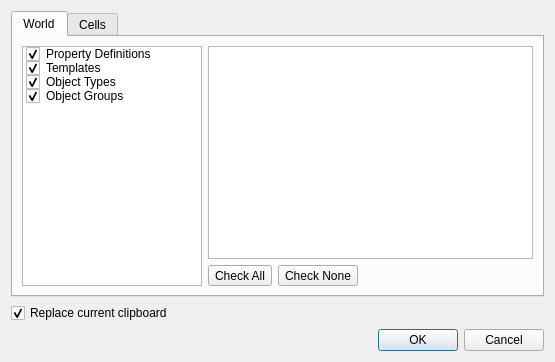
First picture: the form in src/editor/copypastedialog.ui, repository timbaker/pzworlded, before the edit.
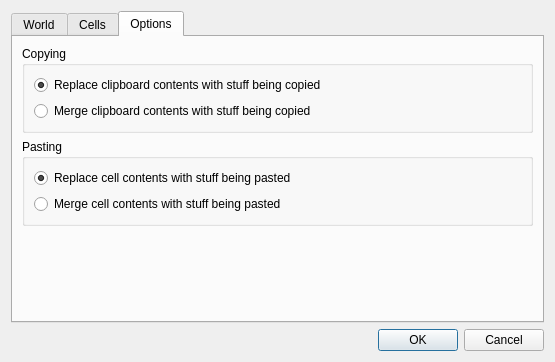
Second picture: the form after the edit. The open tabs and pages were chosen to show the change.

Commit message:
Added an Options page to CopyPasteDialog.
The options aren't used yet.
Title changed from Copy/Paste to Clipboard.

The edit to the form file:
```diff
--- a/src/editor/copypastedialog.ui
+++ b/src/editor/copypastedialog.ui
@@ -277,16 +277,78 @@
        </item>
       </layout>
      </widget>
-    </widget>
-   </item>
-   <item>
-    <widget class="QCheckBox" name="replaceCheckBox">
-     <property name="text">
-      <string>Replace current clipboard</string>
-     </property>
-     <property name="checked">
-      <bool>true</bool>
-     </property>
+     <widget class="QWidget" name="tab_3">
+      <attribute name="title">
+       <string>Options</string>
+      </attribute>
+      <layout class="QVBoxLayout" name="verticalLayout_6">
+       <item>
+        <widget class="QGroupBox" name="groupBox">
+         <property name="title">
+          <string>Copying</string>
+         </property>
+         <layout class="QVBoxLayout" name="verticalLayout_4">
+          <item>
+           <widget class="QRadioButton" name="copyReplaceRadio">
+            <property name="text">
+             <string>Replace clipboard contents with stuff being copied</string>
+            </property>
+            <property name="checked">
+             <bool>true</bool>
+            </property>
+           </widget>
+          </item>
+          <item>
+           <widget class="QRadioButton" name="copyMergeRadio">
+            <property name="text">
+             <string>Merge clipboard contents with stuff being copied</string>
+            </property>
+           </widget>
+          </item>
+         </layout>
+        </widget>
+       </item>
+       <item>
+        <widget class="QGroupBox" name="groupBox_2">
+         <property name="title">
+          <string>Pasting</string>
+         </property>
+         <layout class="QVBoxLayout" name="verticalLayout_5">
+          <item>
+           <widget class="QRadioButton" name="pasteReplaceRadio">
+            <property name="text">
+             <string>Replace cell contents with stuff being pasted</string>
+            </property>
+            <property name="checked">
+             <bool>true</bool>
+            </property>
+           </widget>
+          </item>
+          <item>
+           <widget class="QRadioButton" name="pasteMergeRadio">
+            <property name="text">
+             <string>Merge cell contents with stuff being pasted</string>
+            </property>
+           </widget>
+          </item>
+         </layout>
+        </widget>
+       </item>
+       <item>
+        <spacer name="verticalSpacer">
+         <property name="orientation">
+          <enum>Qt::Vertical</enum>
+         </property>
+         <property name="sizeHint" stdset="0">
+          <size>
+           <width>20</width>
+           <height>40</height>
+          </size>
+         </property>
+        </spacer>
+       </item>
+      </layout>
+     </widget>
     </widget>
    </item>
    <item>
```
Left out of the diff: 2 changed lines with no effect on the pictures.
